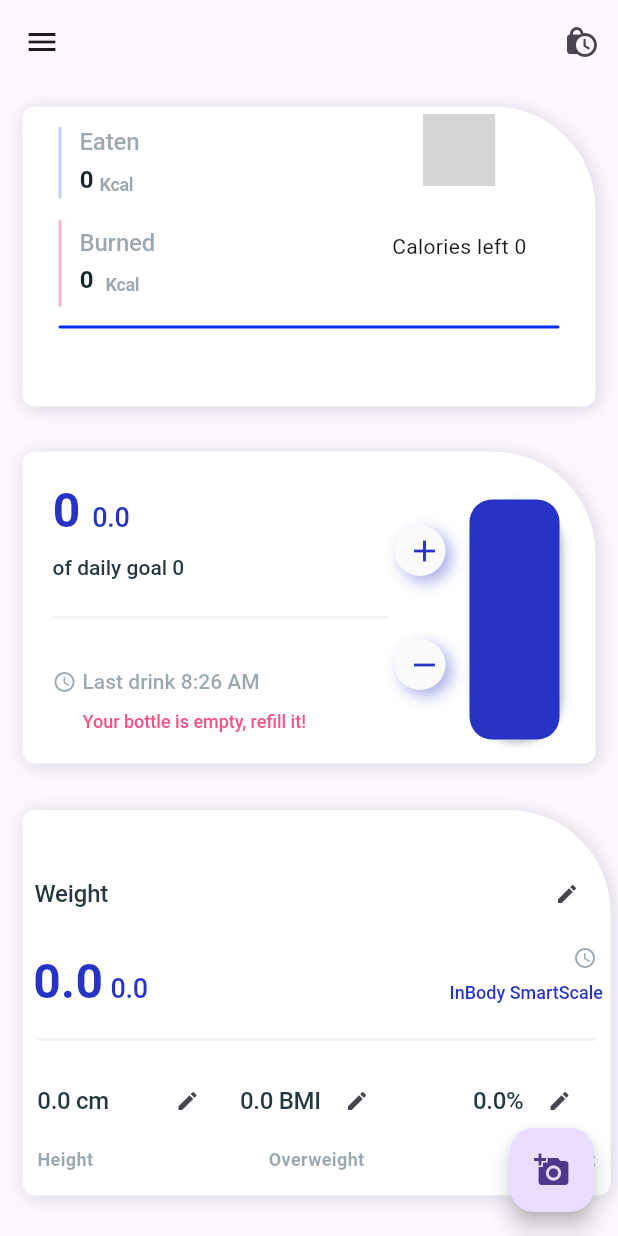
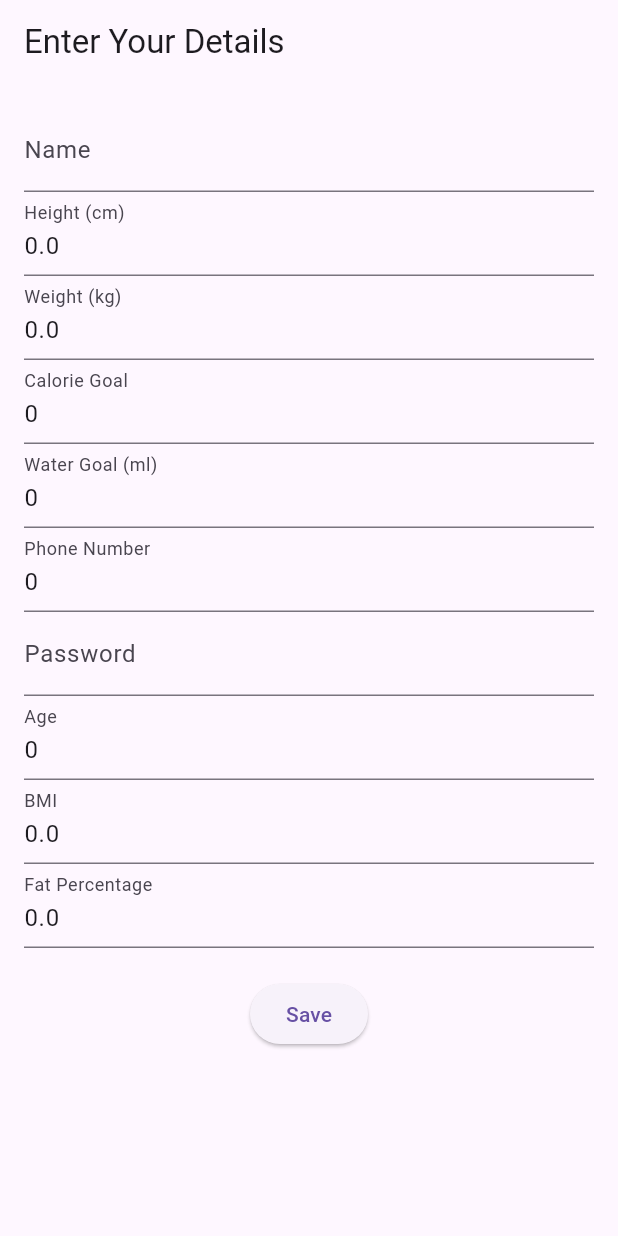
Before and after one commit to VishalVinayRam/Fitness-monitoring-system, a Flutter app: the screen it shows after launch, on a phone screen of 412 x 824 dp. Run offline on Flutter 3.47's test engine with Material 3 defaults, Android fonts, the phone set to English and light mode, and no system bars; our stand-ins replace flutter_local_notifications, image_picker, pedometer, shared_preferences, timezone, video_player; missing offline and left inert: gauge_indicator; grey boxes are pictures that could not be loaded.

```diff
--- /dev/null
+++ b/lib/Sartingpage.dart
@@ -0,0 +1,149 @@
+import 'package:flutter/material.dart';
+import 'package:management/models/Userdate.dart';
+import 'package:shared_preferences/shared_preferences.dart';
+
+class StartingPage extends StatefulWidget {
+  @override
+  _StartingPageState createState() => _StartingPageState();
+}
+
+class _StartingPageState extends State<StartingPage> {
+  final GlobalData globalData = GlobalData();
+
+  final _formKey = GlobalKey<FormState>();
+  final TextEditingController _nameController = TextEditingController();
+  final TextEditingController _heightController = TextEditingController();
+  final TextEditingController _weightController = TextEditingController();
+  final TextEditingController _calorieGoalController = TextEditingController();
+  final TextEditingController _waterGoalController = TextEditingController();
+  final TextEditingController _numberController = TextEditingController();
+  final TextEditingController _passwordController = TextEditingController();
+  final TextEditingController _ageController = TextEditingController();
+  final TextEditingController _bmiController = TextEditingController();
+  final TextEditingController _fatController = TextEditingController();
+
+  @override
+  void initState() {
+    super.initState();
+    _loadInitialData();
+  }
+
+  Future<void> _loadInitialData() async {
+    await globalData.init();
+    setState(() {
+      _nameController.text = globalData.name;
+      _heightController.text = globalData.height.toString();
+      _weightController.text = globalData.weight.toString();
+      _calorieGoalController.text = globalData.calorieGoal.toString();
+      _waterGoalController.text = globalData.waterGoal.toString();
+      _numberController.text = globalData.number.toString();
+      _passwordController.text = globalData.password;
+      _ageController.text = globalData.age.toString();
+      _bmiController.text = globalData.bmi.toString();
+      _fatController.text = globalData.fat.toString();
+    });
+  }
+
+  Future<void> _saveData() async {
+    if (_formKey.currentState!.validate()) {
+      globalData.name = _nameController.text;
+      globalData.height = double.parse(_heightController.text);
+      globalData.weight = double.parse(_weightController.text);
+      globalData.calorieGoal = int.parse(_calorieGoalController.text);
+      globalData.waterGoal = int.parse(_waterGoalController.text);
+      globalData.number = int.parse(_numberController.text);
+      globalData.password = _passwordController.text;
+      globalData.age = int.parse(_ageController.text);
+      globalData.bmi = double.parse(_bmiController.text);
+      globalData.fat = double.parse(_fatController.text);
+
+      await globalData.init(); // Refresh data from shared preferences
+      Navigator.pushNamed(context, 'home');
+    }
+  }
+
+  @override
+  Widget build(BuildContext context) {
+    return Scaffold(
+      appBar: AppBar(
+        title: Text('Enter Your Details'),
+      ),
+      body: Padding(
+        padding: EdgeInsets.all(16.0),
+        child: Form(
+          key: _formKey,
+          child: SingleChildScrollView(
+            child: Column(
+              children: <Widget>[
+                TextFormField(
+                  controller: _nameController,
+                  decoration: InputDecoration(labelText: 'Name'),
+                  validator: (value) => value!.isEmpty ? 'Please enter your name' : null,
+                ),
+                TextFormField(
+                  controller: _heightController,
+                  decoration: InputDecoration(labelText: 'Height (cm)'),
+                  keyboardType: TextInputType.number,
+                  validator: (value) => value!.isEmpty ? 'Please enter your height' : null,
+                ),
+                TextFormField(
+                  controller: _weightController,
+                  decoration: InputDecoration(labelText: 'Weight (kg)'),
+                  keyboardType: TextInputType.number,
+                  validator: (value) => value!.isEmpty ? 'Please enter your weight' : null,
+                ),
+                TextFormField(
+                  controller: _calorieGoalController,
+                  decoration: InputDecoration(labelText: 'Calorie Goal'),
+                  keyboardType: TextInputType.number,
+                  validator: (value) => value!.isEmpty ? 'Please enter your calorie goal' : null,
+                ),
+                TextFormField(
+                  controller: _waterGoalController,
+                  decoration: InputDecoration(labelText: 'Water Goal (ml)'),
+                  keyboardType: TextInputType.number,
+                  validator: (value) => value!.isEmpty ? 'Please enter your water goal' : null,
+                ),
+                TextFormField(
+                  controller: _numberController,
+                  decoration: InputDecoration(labelText: 'Phone Number'),
+                  keyboardType: TextInputType.number,
+                  validator: (value) => value!.isEmpty ? 'Please enter your phone number' : null,
+                ),
+                TextFormField(
+                  controller: _passwordController,
+                  decoration: InputDecoration(labelText: 'Password'),
+                  obscureText: true,
+                  validator: (value) => value!.isEmpty ? 'Please enter your password' : null,
+                ),
+                TextFormField(
+                  controller: _ageController,
+                  decoration: InputDecoration(labelText: 'Age'),
+                  keyboardType: TextInputType.number,
+                  validator: (value) => value!.isEmpty ? 'Please enter your age' : null,
+                ),
+                TextFormField(
+                  controller: _bmiController,
+                  decoration: InputDecoration(labelText: 'BMI'),
+                  keyboardType: TextInputType.number,
+                  validator: (value) => value!.isEmpty ? 'Please enter your BMI' : null,
+                ),
+                TextFormField(
+                  controller: _fatController,
+                  decoration: InputDecoration(labelText: 'Fat Percentage'),
+                  keyboardType: TextInputType.number,
+                  validator: (value) => value!.isEmpty ? 'Please enter your fat percentage' : null,
+                ),
+                SizedBox(height: 20),
+                ElevatedButton(
+                  onPressed: _saveData,
+                  child: Text('Save'),
+                ),
+              ],
+            ),
+          ),
+        ),
+      ),
+    );
+  }
+}
--- a/lib/main.dart
+++ b/lib/main.dart
@@ -6,11 +6,12 @@
 //   runApp(MyApp());
 // }
 import 'package:management/Reminder.dart';
+import 'package:management/Sartingpage.dart';
 import 'package:management/VideoScreen.dart';
 import 'package:management/profle.dart';
 import 'package:timezone/data/latest.dart' as tzdata;
 import 'package:flutter/material.dart';
-import 'login_screen.dart';
+import 'main_screen.dart';
 import 'homescreen.dart';
 import 'capture_screen.dart';
 
@@ -32,7 +33,7 @@ class PhotoNotesApp extends StatelessWidget {
       ),
       initialRoute: '/',
       routes: {
-        '/': (context) => MainScreen(),//routing to mainScreen in login.dart
+        '/': (context) => StartingPage(),//routing to mainScreen in login.dart
         '/home': (context) => HomeScreen(), //routing to homeScreen in homescreen.dart
         '/capture': (context) => CaptureScreen(), //routng to image adddition in capture.dart
         '/reminder':(contect) => ReminderScreen(), //routing to the reminder to where you can find the routing
--- a/lib/login_screen.dart
+++ b/lib/main_screen.dart
@@ -96,17 +96,14 @@ GlobalData global = GlobalData();
         child: ListView(
           padding: EdgeInsets.zero,
           children: <Widget>[
-            DrawerHeader(child:
-            Text(
-              global.name
-            )),
+
             SizedBox(
               height: MediaQuery.of(context).size.height*.12,
               child: Container(
             ),
             ),
              ListTile(
-              leading: Icon(Icons.home),
+              leading: Icon(Icons.photo),
               title: Text('Gallery'),
               onTap: () {
                 Navigator.pop(context);
--- a/lib/models/Userdate.dart
+++ b/lib/models/Userdate.dart
@@ -105,7 +105,7 @@ class GlobalData {
   Future<void> init() async {
     final prefs = await SharedPreferences.getInstance();
     _name = prefs.getString('name') ?? '';
-    _height = prefs.getDouble('height') ?? 0.0;
+    _height =  0.0;
     _weight = prefs.getDouble('weight') ?? 0.0;
     _calorieGoal = prefs.getInt('calorieGoal') ?? 0;
     _waterGoal = prefs.getInt('waterGoal') ?? 0;
```
